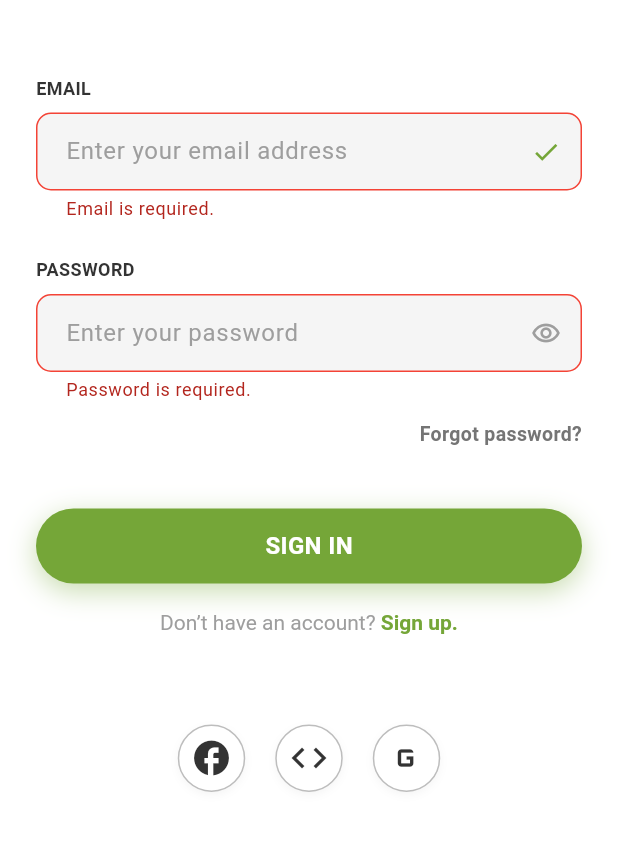
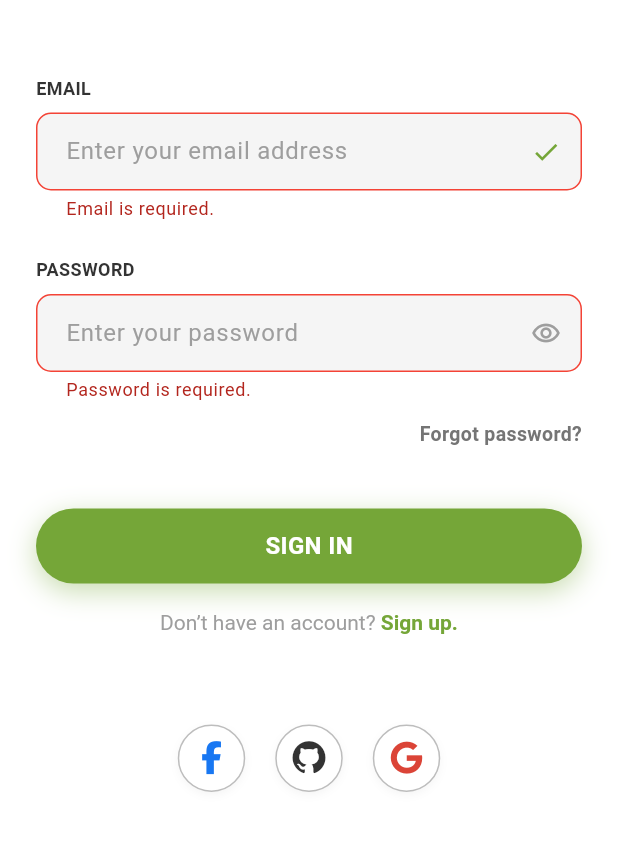
Before and after one commit to Pravesh-Shrestha/Peerpicks-App, a Flutter app: the screen it shows after launch, after a tap on "SIGN IN", on a phone screen of 412 x 824 dp, the part 165-1016 px from its top. Run offline on Flutter 3.47's test engine with Material 3 defaults, Android fonts, the phone set to English and light mode, and no system bars; our stand-ins replace font_awesome_flutter.

```diff
--- a/lib/screens/auth/sign_in_screen.dart
+++ b/lib/screens/auth/sign_in_screen.dart
@@ -1,6 +1,9 @@
 import 'package:flutter/material.dart';
-// Note: Assuming SignUpScreen is correctly located at this path based on your original import
+import 'package:font_awesome_flutter/font_awesome_flutter.dart';
+// Note: Assuming SignUpScreen and DashboardScreen are correctly located
 import 'package:peerpicks/screens/auth/sign_up_screen.dart';
+import 'package:peerpicks/screens/home/dashboard_screen.dart';
+// Import the new DashboardScreen
 
 // Define the common color for consistency
 const Color peerPicksGreen = Color(0xFF75A638);
@@ -41,14 +44,24 @@ class _SignInScreenState extends State<SignInScreen> {
     return null;
   }
 
+  // UPDATED: Function to handle form submission and navigate to Dashboard
   void _submitForm() {
     if (_formKey.currentState!.validate()) {
+      // Form is valid, perform sign-in logic (simulated delay)
       ScaffoldMessenger.of(context).showSnackBar(
-        SnackBar(
-          content: Text('Signing in with Email: ${_emailController.text}'),
+        const SnackBar(
+          content: Text('Signing in...'),
           backgroundColor: peerPicksGreen,
+          duration: Duration(seconds: 1),
         ),
       );
+
+      // Navigate to DashboardScreen upon successful sign-in
+      Future.delayed(const Duration(milliseconds: 1200), () {
+        Navigator.of(context).pushReplacement(
+          MaterialPageRoute(builder: (context) => const DashboardScreen()),
+        );
+      });
     }
   }
 
@@ -93,7 +106,7 @@ class _SignInScreenState extends State<SignInScreen> {
 
                   const SizedBox(height: 50),
 
-                  // EMAIL Label
+                  // EMAIL
                   const Text(
                     "EMAIL",
                     style: TextStyle(
@@ -104,7 +117,6 @@ class _SignInScreenState extends State<SignInScreen> {
                   ),
                   const SizedBox(height: 8),
 
-                  // EMAIL Input (High Visibility)
                   TextFormField(
                     controller: _emailController,
                     keyboardType: TextInputType.emailAddress,
@@ -112,14 +124,13 @@ class _SignInScreenState extends State<SignInScreen> {
                     style: const TextStyle(color: darkTextColor),
                     cursorColor: peerPicksGreen,
                     decoration: InputDecoration(
-                      hintText: "Enter your email address", // Added placeholder
+                      hintText: "Enter your email address",
                       hintStyle: TextStyle(color: Colors.grey.shade500),
                       suffixIcon: const Icon(
                         Icons.check,
                         color: peerPicksGreen,
                         size: 20,
                       ),
-                      // High visibility design
                       filled: true,
                       fillColor: Colors.grey.shade100,
                       enabledBorder: OutlineInputBorder(
@@ -159,7 +170,7 @@ class _SignInScreenState extends State<SignInScreen> {
 
                   const SizedBox(height: 24),
 
-                  // PASSWORD Label
+                  // PASSWORD
                   const Text(
                     "PASSWORD",
                     style: TextStyle(
@@ -170,7 +181,6 @@ class _SignInScreenState extends State<SignInScreen> {
                   ),
                   const SizedBox(height: 8),
 
-                  // PASSWORD Input (High Visibility)
                   TextFormField(
                     controller: _passwordController,
                     obscureText: true,
@@ -178,14 +188,13 @@ class _SignInScreenState extends State<SignInScreen> {
                     style: const TextStyle(color: darkTextColor),
                     cursorColor: peerPicksGreen,
                     decoration: InputDecoration(
-                      hintText: "Enter your password", // Added placeholder
+                      hintText: "Enter your password",
                       hintStyle: TextStyle(color: Colors.grey.shade500),
                       suffixIcon: const Icon(
                         Icons.remove_red_eye_outlined,
                         color: Colors.grey,
                         size: 20,
                       ),
-                      // High visibility design
                       filled: true,
                       fillColor: Colors.grey.shade100,
                       enabledBorder: OutlineInputBorder(
@@ -296,15 +305,24 @@ class _SignInScreenState extends State<SignInScreen> {
 
                   const SizedBox(height: 60),
 
-                  // Social buttons row
+                  // Social buttons row (using FontAwesome icons with brand colors)
                   Row(
                     mainAxisAlignment: MainAxisAlignment.center,
                     children: [
-                      socialCircle(Icons.facebook),
+                      // Facebook (Blue)
+                      socialCircle(
+                        FontAwesomeIcons.facebookF,
+                        const Color(0xFF1877F2),
+                      ),
                       const SizedBox(width: 20),
-                      socialCircle(Icons.code),
+                      // GitHub (Dark Text Color)
+                      socialCircle(FontAwesomeIcons.github, darkTextColor),
                       const SizedBox(width: 20),
-                      socialCircle(Icons.g_mobiledata),
+                      // Google (Red/Brand Color)
+                      socialCircle(
+                        FontAwesomeIcons.google,
+                        const Color(0xFFDB4437),
+                      ),
                     ],
                   ),
                   const SizedBox(height: 30),
@@ -317,8 +335,8 @@ class _SignInScreenState extends State<SignInScreen> {
     );
   }
 
-  // Helper widget for social icons
-  Widget socialCircle(IconData icon) {
+  // Helper widget for social icons (Updated to accept color)
+  Widget socialCircle(IconData icon, Color iconColor) {
     return Container(
       width: 45,
       height: 45,
@@ -334,7 +352,9 @@ class _SignInScreenState extends State<SignInScreen> {
           ),
         ],
       ),
-      child: Icon(icon, size: 28, color: darkTextColor),
+      child: Center(
+        child: FaIcon(icon, size: 22, color: iconColor), // Use FaIcon
+      ),
     );
   }
 }
--- /dev/null
+++ b/lib/screens/home/dashboard_screen.dart
@@ -0,0 +1,10 @@
+import 'package:flutter/material.dart';
+
+class DashboardScreen extends StatelessWidget {
+  const DashboardScreen({super.key});
+
+  @override
+  Widget build(BuildContext context) {
+    return const Placeholder();
+  }
+}
```
